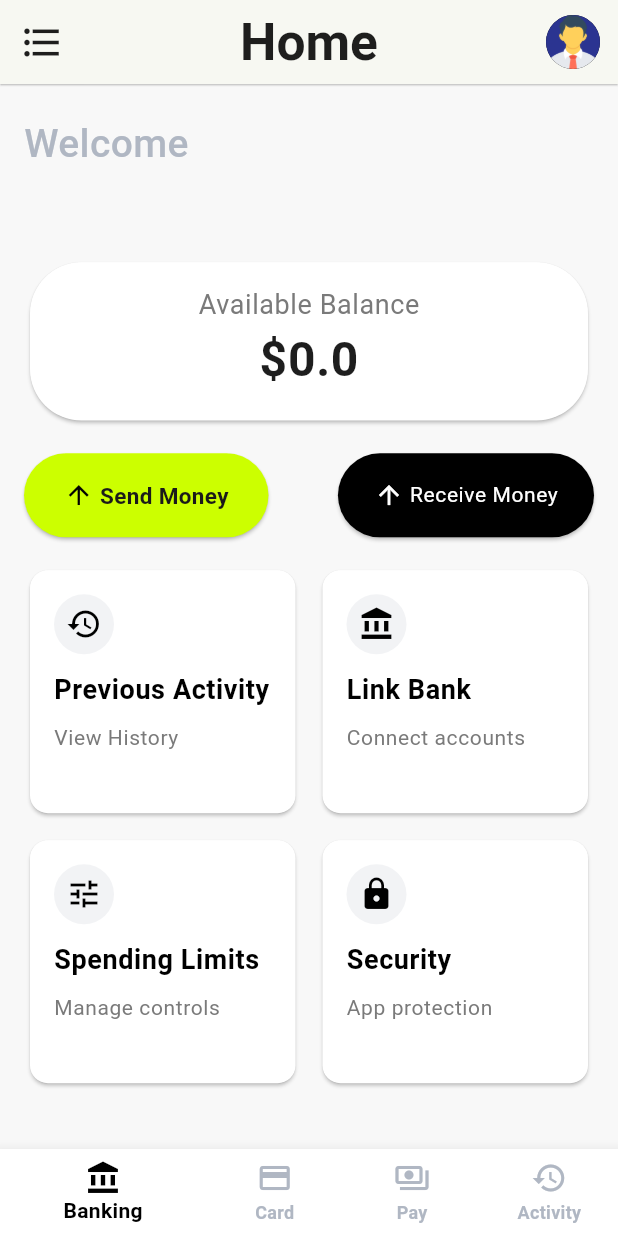
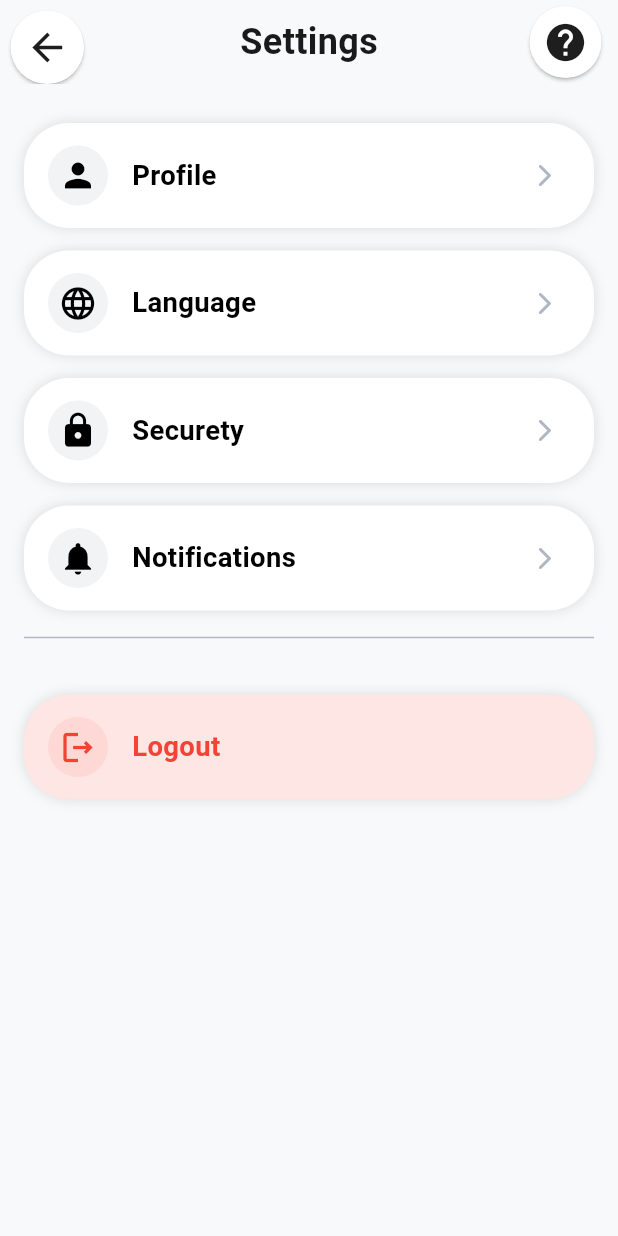
Before and after one commit to ENG2Osama/financial_app, a Flutter app: the homepageview screen opened directly, after a tap on the "format list bulleted" icon, on a phone screen of 412 x 824 dp. Run offline on Flutter 3.47's test engine with Material 3 defaults, Android fonts, the phone set to English and light mode, and no system bars; our stand-ins replace flutter_screenutil, shared_preferences; accounts and stored records are empty.

Commit message:
add setting

```diff
--- a/lib/core/constants/appColors.dart
+++ b/lib/core/constants/appColors.dart
@@ -14,10 +14,12 @@ class appColors {
   static Color border = Color(0xffe5e5e5e);
   static Color succe = Color(0xff22c55e);
   static Color error = Colors.red;
+  static Color onError = Color(0xfffdd8d1);
+  static Color bgIconError = Color(0xfffdd8d4);
   static Color warning = Color(0xfff59e0b);
   static Color info = Color(0xff3b82f6);
   static Color inactiveIcon = Color(0xff9e9e9e);
-  static Color shadow = Color(0x1400000000);
+  static Color shadow = Colors.black12;
 
   static const Color bgWhite = Color(0xFFFFFFFF);
   static const Color bgLight = Color(0xFFF8F9FA);
--- a/lib/core/theme/light/textThemeLight.dart
+++ b/lib/core/theme/light/textThemeLight.dart
@@ -7,7 +7,7 @@ class textthemelight {
         fontSize: 32,
         fontWeight: FontWeight.bold),
     bodyMedium: TextStyle(
-      fontSize: 26,
+      fontSize: 24,
       fontWeight: FontWeight.bold,
       color: appColors.textPrimary,
     ),
--- /dev/null
+++ b/lib/feature/Setting/view/settingView.dart
@@ -0,0 +1,128 @@
+import 'package:financial_app/core/constants/appColors.dart';
+import 'package:financial_app/core/constants/appSizes.dart';
+import 'package:financial_app/feature/Setting/widget/customerBottomSheetHelp.dart';
+import 'package:financial_app/feature/Setting/widget/customerBottomSheetLang.dart';
+import 'package:financial_app/feature/Setting/widget/customerViewSetting.dart';
+import 'package:financial_app/route/namePages.dart';
+import 'package:flutter/cupertino.dart';
+import 'package:flutter/material.dart';
+import 'package:flutter_screenutil/flutter_screenutil.dart';
+
+class settingView extends StatelessWidget {
+   settingView({super.key});
+  String Lang='English';
+
+  @override
+  Widget build(BuildContext context) {
+    return
+      Scaffold(backgroundColor: appColors.bgLight,
+        appBar: AppBar(backgroundColor: appColors.bgLight,
+          title: Text('Settings',style: Theme.of(context).textTheme.bodyMedium,),
+          leading: Card(      margin: EdgeInsets.only(left: 7,top: 7),
+            shape: RoundedRectangleBorder(
+              borderRadius: BorderRadius.circular(100)
+          ),
+            child: Container(
+          alignment: Alignment(0, 0),
+              decoration: BoxDecoration(
+                shape: BoxShape.circle,
+
+              ),
+
+              child: IconButton(onPressed: (){
+                Navigator.pop(context);
+              },iconSize: 30,
+                  icon: Icon(Icons.arrow_back_sharp)),
+            ),
+          ),
+          actions: [
+            Container(margin: EdgeInsets.only(right: 7),
+              child: Card(
+                shape: RoundedRectangleBorder(
+                  borderRadius: BorderRadius.circular(100)
+                ),
+                child: IconButton(onPressed: (){
+                  customerBottomSheetHelp _customerBottomSheetHelp=customerBottomSheetHelp();
+                  _customerBottomSheetHelp.showBottomSheetHepl(context);
+
+
+                },iconSize: 30,
+                    icon: Icon(Icons.help)),
+              ),
+            ),
+          ],
+        ),
+        body: Container(
+          padding: EdgeInsets.all(appSizes.padding),
+          child: Column(
+            children: [
+              SizedBox(height: 10,),
+              customerViewSettings(actionDo: (){
+                Navigator.of(context).pushNamed(namePages.profileView);
+              },
+                title: "Profile",
+                iconItemSetting: Icon(Icons.person,color:
+                appColors.secondary,size: 26,),),
+              SizedBox(height: 15,),
+              customerViewSettings(actionDo: (){
+                customerBottomSheetLang _customerBottomSheet=customerBottomSheetLang();
+                _customerBottomSheet.showBottomSheetLang(context);
+
+
+           },
+                title: "Language",
+                iconItemSetting: Icon(Icons.language,color:
+                appColors.secondary,size: 26,),),
+              SizedBox(height: 15,),
+              customerViewSettings(actionDo: (){
+                print('object');
+              },
+                title: "Securety",
+                iconItemSetting: Icon(Icons.lock,color:
+                appColors.secondary,size: 26,),),
+              SizedBox(height: 15,),
+              customerViewSettings(actionDo: (){
+Navigator.of(context).pushNamed(namePages.notificationPage);              },
+                title: "Notifications",
+                iconItemSetting: Icon(Icons.notifications,color:
+                appColors.secondary,size: 26,),),
+SizedBox(height: 10,),
+              Divider(
+                color: appColors.textHint,
+              ),
+              SizedBox(height: 30,),
+              Container(alignment: Alignment(0, 0),
+                height: 70,
+                decoration: BoxDecoration(
+
+                  boxShadow: [
+                    BoxShadow(color: Colors.black12,offset: Offset(0, 0),blurRadius: 7,spreadRadius: 0),
+                  ],
+
+                  color: Color(0xfffde6e3),
+                  borderRadius: BorderRadius.circular(appSizes.borderRadius)
+                  ,
+
+
+                ),
+                child:ListTile(onTap:(){
+Navigator.of(context).popAndPushNamed(namePages.login);
+                },
+                  title:Text('Logout',style: Theme.of(context).textTheme.bodyMedium!.copyWith(
+                      fontWeight: FontWeight.bold,color: appColors.error,
+                      fontSize: 16.sp
+                  ),) ,
+                  leading:    CircleAvatar(
+                      backgroundColor: appColors.bgIconError,
+                      child: Icon(Icons.logout_outlined,size: 26,color: appColors.error,))
+
+                ))
+
+
+            ],
+          ),
+        ),
+
+      );
+  }
+}
--- a/lib/feature/Setting/widget/customerViewInfo.dart
+++ b/lib/feature/Setting/widget/customerViewInfoProfile.dart
@@ -4,11 +4,11 @@ import 'package:flutter_screenutil/flutter_screenutil.dart';
 
 import '../../../core/constants/appColors.dart';
 
-class customerViewInfro extends StatelessWidget {
+class customerViewInfroProfile extends StatelessWidget {
   final String subTitel;
   final String Titel;
   final Icon IconsInfro;
-  const customerViewInfro({super.key,
+  const customerViewInfroProfile({super.key,
     required this.subTitel,
     required this.Titel,
     required this.IconsInfro});
@@ -37,7 +37,7 @@ class customerViewInfro extends StatelessWidget {
       ],
     ),),
     Divider(color: appColors.textHint,),
-    SizedBox(height: 20,)
+    SizedBox(height: 15,)
       ],
     );
   }
--- /dev/null
+++ b/lib/feature/Setting/widget/customerViewSetting.dart
@@ -0,0 +1,42 @@
+import 'package:flutter/cupertino.dart';
+import 'package:flutter/material.dart';
+import 'package:flutter_screenutil/flutter_screenutil.dart';
+
+import '../../../core/constants/appColors.dart';
+import '../../../core/constants/appSizes.dart';
+
+class customerViewSettings extends StatelessWidget {
+  final String title;
+  final Icon iconItemSetting;
+   VoidCallback actionDo;
+   customerViewSettings({super.key,
+    required this.title,
+    required this.iconItemSetting,  required this.actionDo });
+
+  @override
+  Widget build(BuildContext context) {
+    return  Container(alignment: Alignment(0, 0),
+      height: 70,
+      decoration: BoxDecoration(
+        boxShadow: [
+          BoxShadow(color: Colors.black12,offset: Offset(0, 0),blurRadius: 7,spreadRadius: 0),
+        ],
+
+        color: appColors.bgWhite,
+        borderRadius: BorderRadius.circular(appSizes.borderRadius)
+        ,
+
+      ),
+      child:ListTile(onTap:actionDo ,
+        title:Text('$title',style: Theme.of(context).textTheme.bodyMedium!.copyWith(
+            fontWeight: FontWeight.bold,color: appColors.secondary,
+          fontSize: 16.sp
+        ),) ,
+        leading:    CircleAvatar(backgroundColor: appColors.bgCard,
+            child: iconItemSetting),
+        trailing:Icon(Icons.arrow_forward_ios_rounded,color:
+        appColors.textHint,size: 18,) ,
+      )
+      ,);
+  }
+}
--- a/lib/feature/auth/viewmodel/signUpViewModel.dart
+++ b/lib/feature/auth/viewmodel/signUpViewModel.dart
@@ -89,7 +89,7 @@ class SignUpViewModel extends ChangeNotifier {
     notifyListeners();
 
     await Future.delayed(const Duration(seconds: 2));
-    context.read<userViewModel>().allUser(
+    context.read<userViewModel>().addUser(
         UserModel(
         firstName: firstNameController.text.trim(),
         lastName: lastNameController.text.trim(),
--- a/lib/feature/homePage/view/homePage.dart
+++ b/lib/feature/homePage/view/homePage.dart
@@ -39,7 +39,10 @@ class homePage extends StatelessWidget {
           ),
         )],
         leading: IconButton(iconSize: 30,
-            onPressed: (){}, icon: Icon(Icons.format_list_bulleted)),
+            onPressed: (){
+          Navigator.of(context).pushNamed(namePages.settingView);
+
+            }, icon: Icon(Icons.format_list_bulleted)),
 
       ),
       body: SafeArea(
--- a/lib/main.dart
+++ b/lib/main.dart
@@ -36,7 +36,7 @@ Future<void> intilSharePreferences() async {
     intilSharePreferences();
     return MaterialApp(
       debugShowCheckedModeBanner: false,
-      initialRoute: namePages.onboarding,
+      initialRoute: namePages.settingView,
       theme: appTheme.lightTheme,
       routes: appRoute.routes,
     );
--- a/lib/route/appRoute.dart
+++ b/lib/route/appRoute.dart
@@ -1,3 +1,4 @@
+import 'package:financial_app/feature/Setting/view/settingView.dart';
 import 'package:financial_app/feature/auth/view/loginPageView.dart';
 import 'package:financial_app/feature/auth/view/signUpPageView.dart';
 import 'package:financial_app/feature/homePage/view/homePageView.dart';
@@ -18,5 +19,6 @@ class appRoute {
     namePages.signUp: (_) => SignUpPageView(),
     namePages.notificationPage: (_) => notification(),
     namePages.profileView: (_) => profileView(),
+    namePages.settingView: (_) => settingView(),
   };
 }
--- a/lib/route/namePages.dart
+++ b/lib/route/namePages.dart
@@ -5,4 +5,5 @@ class namePages {
   static final String homePage = '/';
   static final String notificationPage = 'notification';
   static final String profileView = 'profileView';
+  static final String settingView = 'settingView';
 }
--- a/pubspec.yaml
+++ b/pubspec.yaml
@@ -38,6 +38,7 @@ dependencies:
   flutter_screenutil: ^5.9.3
   google_fonts: ^8.1.0
   shared_preferences: ^2.5.5
+  url_launcher: ^6.3.2
 
 dev_dependencies:
   flutter_test:
```
Also changed, not shown: lib/feature/Setting/view/ProfileView.dart (+10 -9 lines), lib/feature/Setting/viewModel/mothedContactUs.dart (added, +35 -0 lines), lib/feature/Setting/widget/customerBottomSheetHelp.dart (added, +77 -0 lines), lib/feature/Setting/widget/customerBottomSheetLang.dart (added, +57 -0 lines), lib/feature/Setting/widget/suctomerViewHelp.dart (added, +50 -0 lines), lib/feature/auth/viewmodel/usesViewModel.dart (+5 -3 lines), pubspec.lock, 5 other files.
